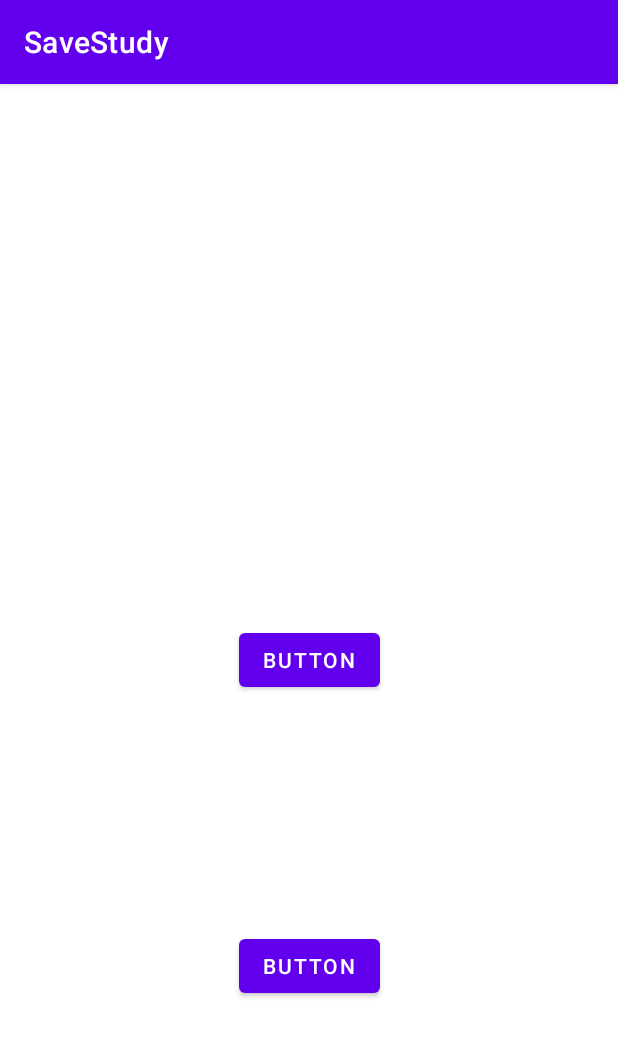
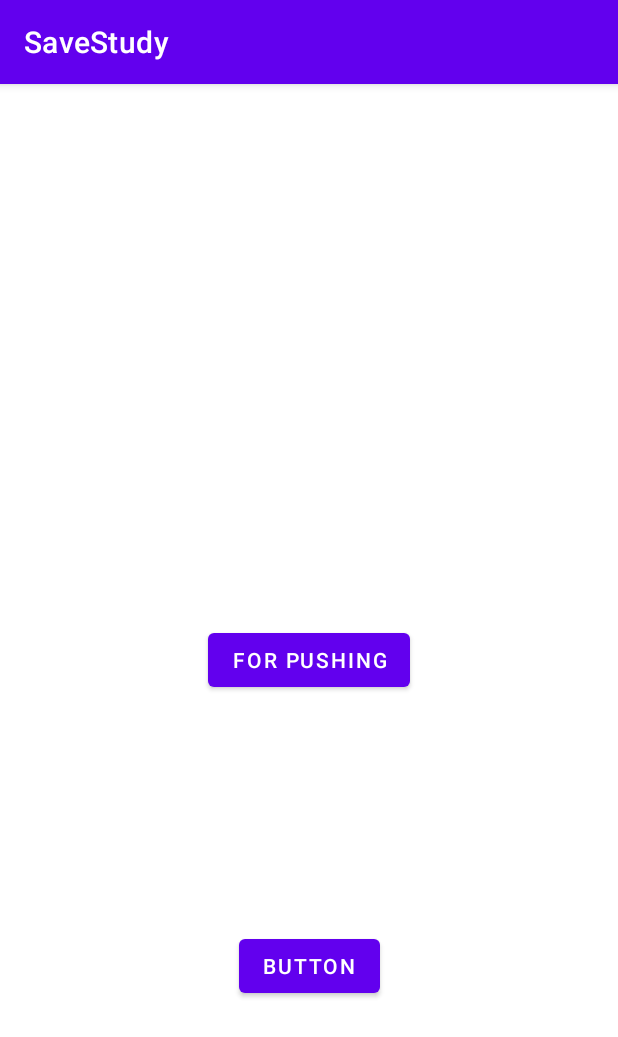
Before and after one commit to Kumoichi/SaveStudy, an Android app: the DataMenu screen opened directly, with no data from a screen before it, on a phone screen of 412 x 824 dp. Shown: the top 1037 px of the screen. Run offline under Robolectric (Android 15) with nearby library versions, the light colour scheme and no system bars.

Commit message:
data menu activity

```diff
--- a/app/src/main/res/layout/activity_data_menu.xml
+++ b/app/src/main/res/layout/activity_data_menu.xml
@@ -10,7 +10,7 @@
         android:id="@+id/view_btn"
         android:layout_width="wrap_content"
         android:layout_height="wrap_content"
-        android:text="Button"
+        android:text="for pushing"
         app:layout_constraintBottom_toBottomOf="parent"
         app:layout_constraintEnd_toEndOf="parent"
         app:layout_constraintStart_toStartOf="parent"
```
